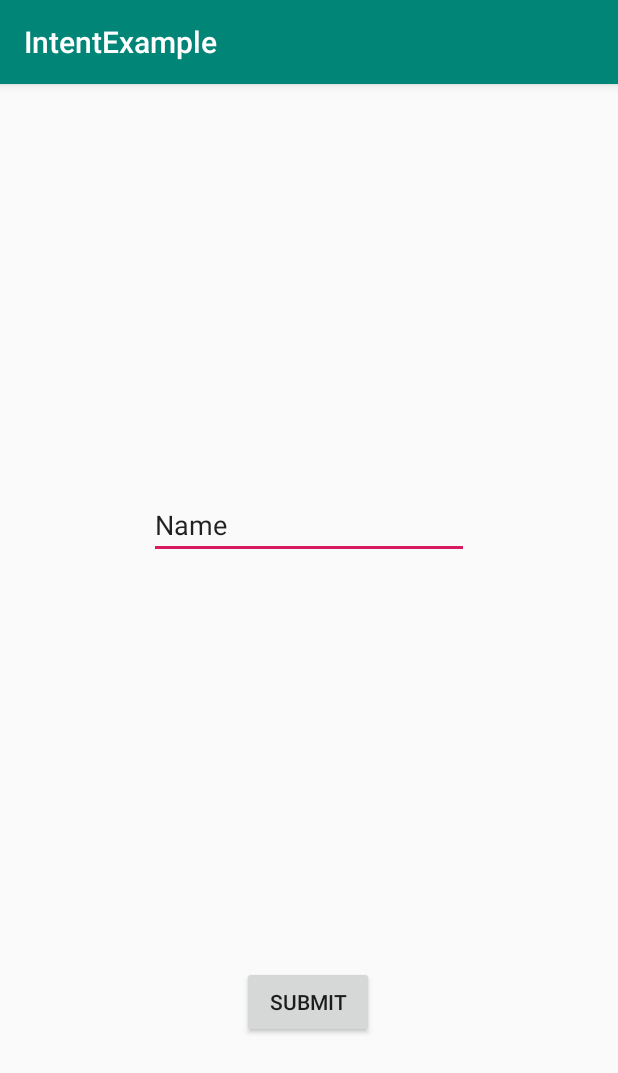
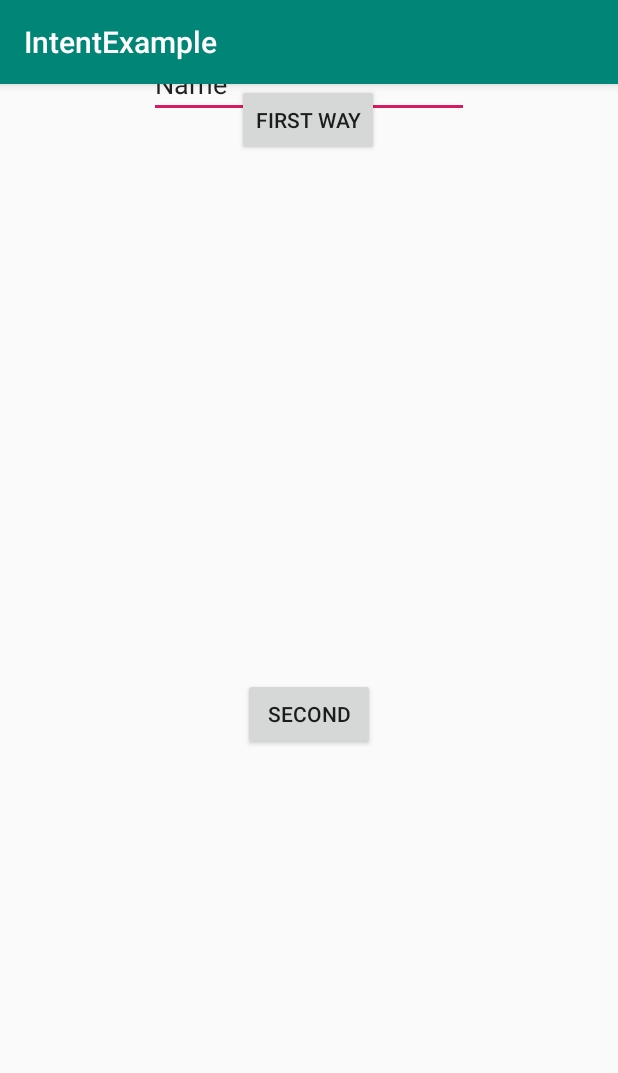
Before and after one commit to parth1493/IntentExample, an Android app: the screen it shows after launch (MainActivity), on a phone screen of 412 x 824 dp. Shown: the top 1073 px of the screen. Run offline under Robolectric (Android 15) with nearby library versions, the phone set to English and light mode, and no system bars.

```diff
--- a/app/src/main/java/com/test/intentexample/MainActivity.java
+++ b/app/src/main/java/com/test/intentexample/MainActivity.java
@@ -11,7 +11,7 @@ import android.widget.EditText;
 public class MainActivity extends AppCompatActivity {
 
     private EditText textInputLayout;
-    private Button button;
+    private Button button, button1;
     @Override
     protected void onCreate(Bundle savedInstanceState) {
         super.onCreate(savedInstanceState);
@@ -19,19 +19,43 @@ public class MainActivity extends AppCompatActivity {
 
         textInputLayout = findViewById(R.id.editText2);
         button  = findViewById(R.id.button);
+        button1  = findViewById(R.id.button2);
 
         button.setOnClickListener(new View.OnClickListener() {
             @Override
             public void onClick(View v) {
-                Intent intent = new Intent(MainActivity.this, SecondActivity.class);
-
-                Bundle b = new Bundle();
-                b.putString(Contants.CONT_NAME, textInputLayout.getText().toString());
-                b.putInt(Contants.CONT_AGE,23);
-                intent.putExtras(b);
-                startActivity(intent);
+                moveToSecondActivity_Firstway();
             }
         });
 
+        button1.setOnClickListener(new View.OnClickListener() {
+            @Override
+            public void onClick(View v) {
+                moveToSecondActivity_Secondway();
+            }
+        });
     }
+
+    private void moveToSecondActivity_Firstway()
+    {
+
+        Intent intent = new Intent(MainActivity.this, SecondActivity.class);
+
+        Bundle b = new Bundle();
+        b.putString(Contants.CONT_NAME, textInputLayout.getText().toString());
+        b.putInt(Contants.CONT_AGE,23);
+        intent.putExtras(b);
+        startActivity(intent);
+    }
+
+    private void moveToSecondActivity_Secondway()
+    {
+        Intent intent = new Intent(MainActivity.this, SecondActivity.class);
+
+        intent.putExtra(Contants.CONT_NAME,textInputLayout.getText().toString());
+        intent.putExtra(Contants.CONT_AGE,23);
+
+        startActivity(intent);
+    }
+
 }
--- a/app/src/main/res/layout/activity_main.xml
+++ b/app/src/main/res/layout/activity_main.xml
@@ -12,13 +12,12 @@
         android:layout_height="wrap_content"
         android:layout_marginStart="8dp"
         android:layout_marginEnd="8dp"
-        android:layout_marginBottom="132dp"
-        android:text="Submit"
-        app:layout_constraintBottom_toBottomOf="parent"
+        android:text="First way"
         app:layout_constraintEnd_toEndOf="parent"
         app:layout_constraintHorizontal_bias="0.498"
         app:layout_constraintStart_toStartOf="parent"
-        tools:ignore="MissingConstraints" />
+        tools:ignore="MissingConstraints"
+        tools:layout_editor_absoluteY="551dp" />
 
 
     <EditText
@@ -37,4 +36,18 @@
         app:layout_constraintStart_toStartOf="parent"
         app:layout_constraintTop_toTopOf="parent" />
 
+    <Button
+        android:id="@+id/button2"
+        android:layout_width="wrap_content"
+        android:layout_height="wrap_content"
+        android:layout_marginStart="8dp"
+        android:layout_marginTop="32dp"
+        android:layout_marginEnd="8dp"
+        android:layout_marginBottom="8dp"
+        android:text="Second"
+        app:layout_constraintBottom_toBottomOf="parent"
+        app:layout_constraintEnd_toEndOf="parent"
+        app:layout_constraintStart_toStartOf="parent"
+        app:layout_constraintTop_toBottomOf="@+id/button" />
+
 </android.support.constraint.ConstraintLayout>
```
